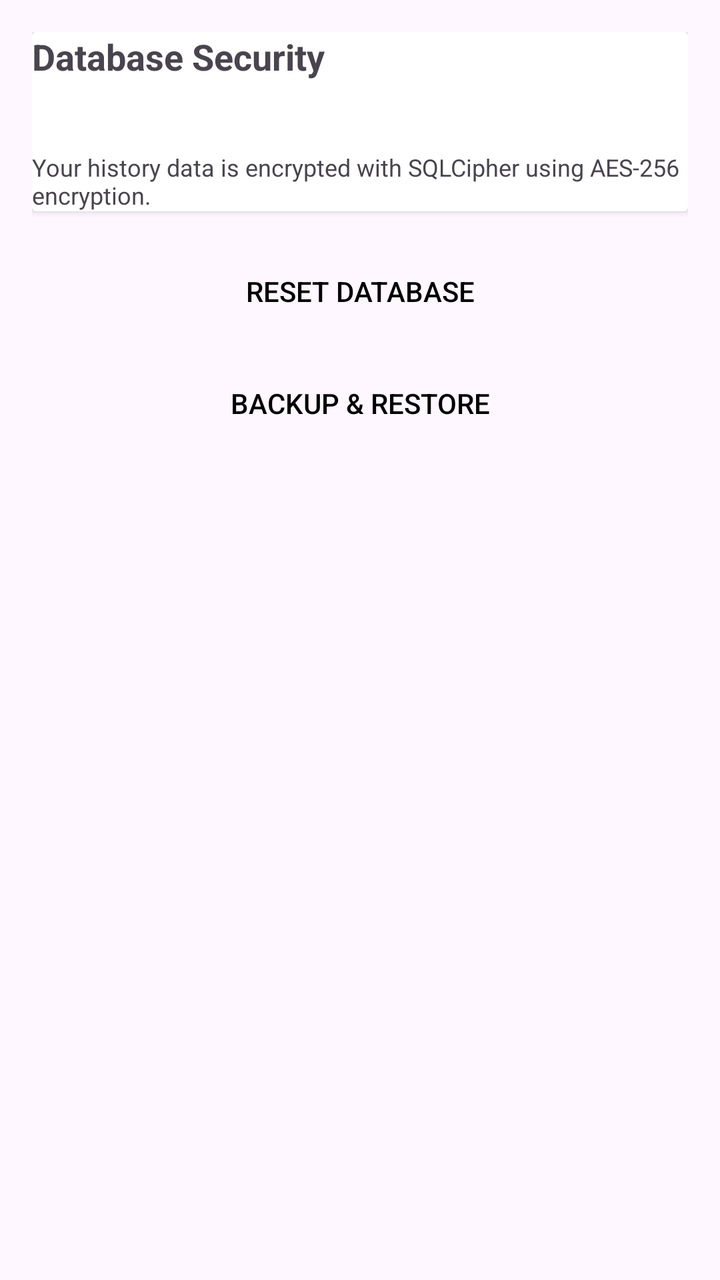
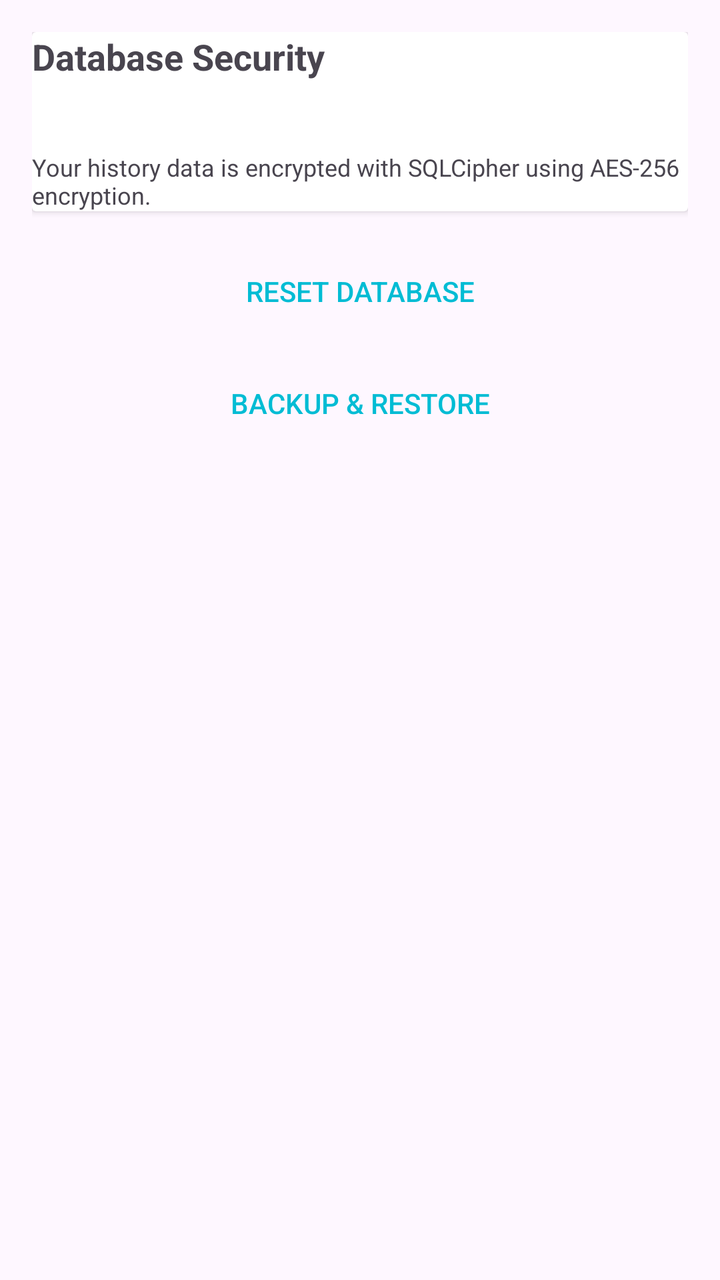

Before-and-after screenshots of an Android layout around one commit, followed by the original layout XML and the change that was made.
<!-- AndroidManifest.xml: application theme Theme.QRCodeSimple -->
<!-- res/layout/activity_database_security.xml -->
<?xml version="1.0" encoding="utf-8"?>
<ScrollView xmlns:android="http://schemas.android.com/apk/res/android"
    xmlns:app="http://schemas.android.com/apk/res-auto"
    android:layout_width="match_parent"
    android:layout_height="match_parent"
    android:padding="16dp">

    <LinearLayout
        android:layout_width="match_parent"
        android:layout_height="wrap_content"
        android:orientation="vertical">

        
        <androidx.cardview.widget.CardView
            android:layout_width="match_parent"
            android:layout_height="wrap_content"
            android:layout_marginBottom="16dp">

            <LinearLayout
                android:layout_width="match_parent"
                android:layout_height="wrap_content"
                android:orientation="vertical">

                <TextView
                    android:layout_width="wrap_content"
                    android:layout_height="wrap_content"
                    android:text="@string/database_security"
                    android:textSize="18sp"
                    android:textStyle="bold"
                    android:layout_marginBottom="8dp" />

                <TextView
                    android:id="@+id/tvEncryptionStatus"
                    android:layout_width="wrap_content"
                    android:layout_height="wrap_content"
                    android:textSize="14sp" />

                <TextView
                    android:layout_width="wrap_content"
                    android:layout_height="wrap_content"
                    android:layout_marginTop="8dp"
                    android:text="@string/sqlcipher_description"
                    android:textSize="12sp"
                    android:textColor="?android:attr/textColorSecondary" />

            </LinearLayout>

        </androidx.cardview.widget.CardView>

        
        <Button
            android:id="@+id/btnResetDatabase"
            android:layout_width="match_parent"
            android:layout_height="wrap_content"
            android:layout_marginBottom="8dp"
            android:text="@string/reset_database"
            style="?android:attr/borderlessButtonStyle" />

        
        <Button
            android:id="@+id/btnExportBackup"
            android:layout_width="match_parent"
            android:layout_height="wrap_content"
            android:text="@string/backup_restore"
            style="?android:attr/borderlessButtonStyle" />

    </LinearLayout>

</ScrollView>
<!-- resources referenced by this layout -->
<resources>
  <string name="backup_restore">Backup &amp; Restore</string>
  <string name="database_security">Database Security</string>
  <string name="reset_database">Reset Database</string>
  <string name="sqlcipher_description">Your history data is encrypted with SQLCipher using AES-256 encryption.</string>
  <style name="Theme.QRCodeSimple" parent="Theme.Material3.DayNight.NoActionBar">
          <item name="colorPrimary">@color/cyan_500</item>
          <item name="colorPrimaryVariant">@color/cyan_700</item>
          <item name="colorOnPrimary">@color/black</item>
          <item name="colorSecondary">@color/teal_200</item>
          <item name="colorSecondaryVariant">@color/teal_700</item>
          <item name="colorOnSecondary">@color/black</item>
          <item name="android:statusBarColor">?attr/colorPrimaryVariant</item>
      </style>
  <color name="cyan_500">#FF00BCD4</color>
  <color name="cyan_700">#FF0097A7</color>
  <color name="black">#FF000000</color>
  <color name="teal_200">#FF03DAC5</color>
  <color name="teal_700">#FF018786</color>
</resources>

<!-- the commit's change to res/layout/activity_database_security.xml (unified diff, before → after) -->
@@ -54,6 +54,8 @@
             android:layout_height="wrap_content"
             android:layout_marginBottom="8dp"
             android:text="@string/reset_database"
+            android:textColor="?attr/colorPrimary"
+
             style="?android:attr/borderlessButtonStyle" />
 
         
@@ -62,6 +64,8 @@
             android:layout_width="match_parent"
             android:layout_height="wrap_content"
             android:text="@string/backup_restore"
+            android:textColor="?attr/colorPrimary"
+
             style="?android:attr/borderlessButtonStyle" />
 
     </LinearLayout>
